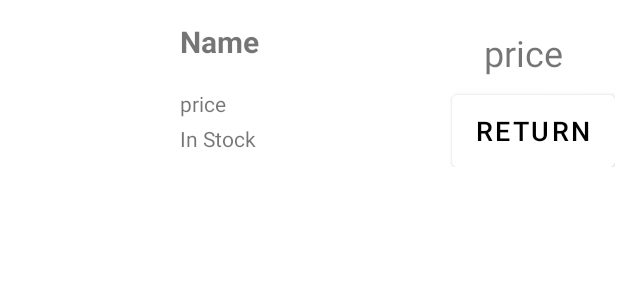
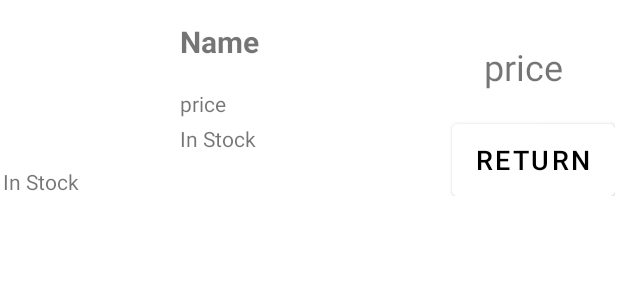
Before and after one commit to Aravindsai24/Nursery, an Android app: the layout order_item.xml on its own in the app's theme, with its tools: preview values and no code run, on a phone screen of 412 x 824 dp. Shown: the top 300 px of the screen. Run offline under Robolectric (Android 15) with nearby library versions, the phone set to English and light mode, and no system bars.

Commit message:
Added purchased on in Order Page

```diff
--- a/app/src/main/java/com/example/nursery/OrderAdapter.kt
+++ b/app/src/main/java/com/example/nursery/OrderAdapter.kt
@@ -22,6 +22,7 @@ class OrderAdapter(
         val pQuantity: TextView = view.findViewById(R.id.ci_availability)
         val pPrice: TextView = view.findViewById(R.id.ci_price)
         val pCost: TextView = view.findViewById(R.id.ci_cost)
+        val pDate: TextView = view.findViewById(R.id.ci_date)
         lateinit var pId: String
         val pImg: ImageView = view.findViewById(R.id.ci_plant_image)
         val returnBtn: Button = view.findViewById(R.id.btn_ci_return)
@@ -40,6 +41,7 @@ class OrderAdapter(
         holder.pPrice.text = "₹" + order.plant.pPrice
         holder.pQuantity.text = "Quantity : " + order.pQuantity.toString()
         holder.pCost.text = "₹" + (order.pQuantity * (order.plant.pPrice)!!.toLong()).toString()
+        holder.pDate.text = "Ordered on : "+(order.dateAndTime)
         holder.returnBtn.setOnClickListener {
             deleteItem(order,position)
         }
--- a/app/src/main/res/layout/order_item.xml
+++ b/app/src/main/res/layout/order_item.xml
@@ -55,6 +55,14 @@
         app:layout_constraintTop_toBottomOf="@+id/ci_price" />
 
     <TextView
+        android:id="@+id/ci_date"
+        android:layout_width="wrap_content"
+        android:layout_height="wrap_content"
+        android:text="In Stock"
+        app:layout_constraintStart_toStartOf="parent"
+        app:layout_constraintTop_toBottomOf="@+id/ci_plant_image" />
+
+    <TextView
         android:id="@+id/ci_cost"
         android:layout_width="wrap_content"
         android:layout_height="wrap_content"
```
